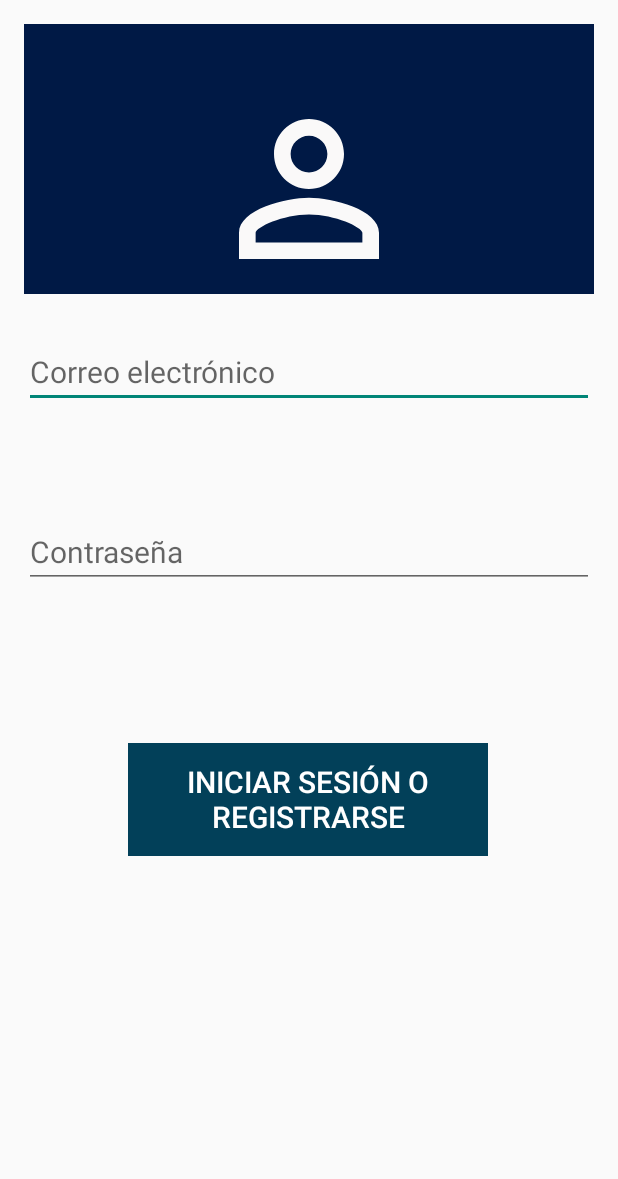
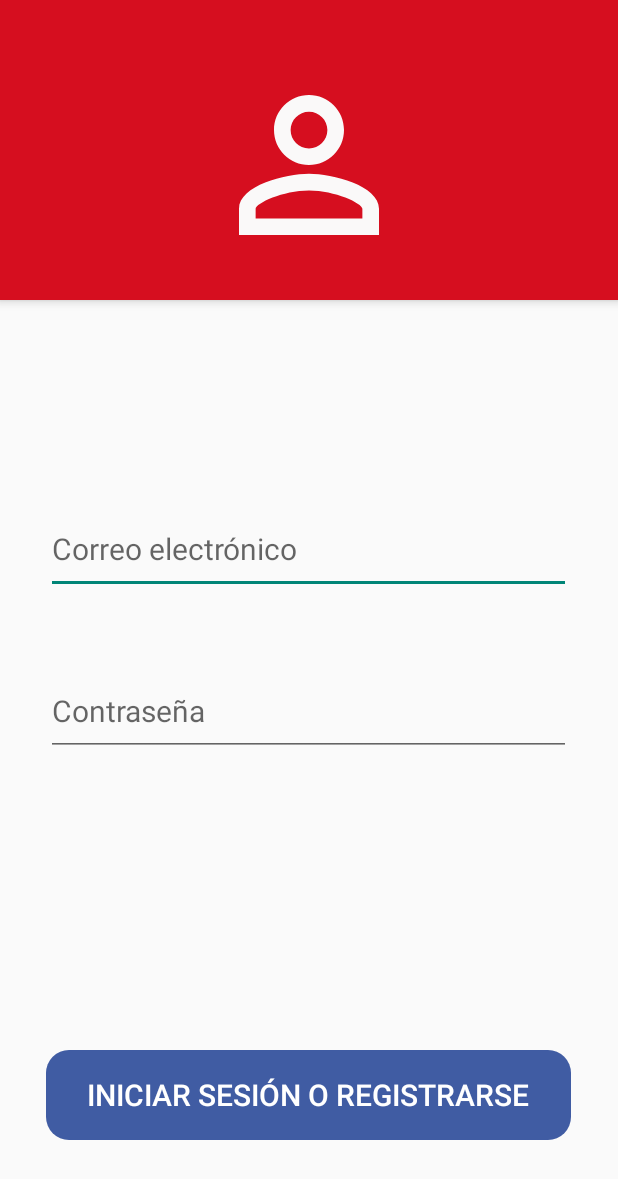
Before and after one commit to HackathonNicaragua2022/Chimichangas, an Android app: the screen it shows after launch once a user with an empty profile is signed in (LoginActivity before the commit, ISesion after it), after a tap on "INICIAR SESIÓN", on a phone screen of 412 x 824 dp. Shown: the top 1179 px of the screen. Run offline under Robolectric (Android 15) with nearby library versions, the phone set to English and light mode, and no system bars; our stand-ins replace Firebase (no records; nobody signed in at launch, a user with empty details on screens opened directly); plain views replace ArcView; 1 statement that could not run was skipped.

Commit message:
Programación de la navegabilidad

```diff
--- a/app/build.gradle
+++ b/app/build.gradle
@@ -39,6 +39,7 @@ dependencies {
     implementation 'androidx.annotation:annotation:1.4.0'
     implementation 'androidx.lifecycle:lifecycle-livedata-ktx:2.5.1'
     implementation 'androidx.lifecycle:lifecycle-viewmodel-ktx:2.5.1'
+    implementation 'com.google.firebase:firebase-auth:21.0.1'
     testImplementation 'junit:junit:4.13.2'
     androidTestImplementation 'androidx.test.ext:junit:1.1.3'
     androidTestImplementation 'androidx.test.espresso:espresso-core:3.4.0'
--- a/app/src/main/AndroidManifest.xml
+++ b/app/src/main/AndroidManifest.xml
@@ -13,6 +13,9 @@
         android:supportsRtl="true"
         android:theme="@style/Theme.MisHuellas"
         tools:targetApi="31">
+        <activity
+            android:name=".ISesion"
+            android:exported="false" />
         <activity
             android:name=".FichaAnimales"
             android:exported="false" />
--- /dev/null
+++ b/app/src/main/java/com/base/mishuellas/ISesion.java
@@ -0,0 +1,83 @@
+package com.base.mishuellas;
+
+import androidx.annotation.NonNull;
+import androidx.appcompat.app.AppCompatActivity;
+
+import android.content.Intent;
+import android.os.Bundle;
+import android.view.View;
+import android.widget.Button;
+import android.widget.EditText;
+import android.widget.Toast;
+
+import com.google.android.gms.tasks.OnCompleteListener;
+import com.google.android.gms.tasks.OnFailureListener;
+import com.google.android.gms.tasks.Task;
+import com.google.firebase.auth.AuthResult;
+import com.google.firebase.auth.FirebaseAuth;
+
+public class ISesion extends AppCompatActivity {
+
+   Button btnloggin;
+   /* EditText email, password;
+    FirebaseAuth mAuth;*/
+
+    @Override
+    protected void onCreate(Bundle savedInstanceState) {
+        super.onCreate(savedInstanceState);
+        setContentView(R.layout.activity_isesion);
+
+      /*  mAuth = FirebaseAuth.getInstance();*/
+
+     /* email = findViewById(R.id.correo);
+     // password = findViewById(R.id.contrasena);*/
+
+      btnloggin = findViewById(R.id.loggin);
+        Button inicio = findViewById(R.id.button);
+        inicio.setOnClickListener(new View.OnClickListener() {
+            @Override
+            public void onClick(View view) {
+                Intent intent = new Intent(view.getContext(), MenuOpciones.class);
+                startActivityForResult(intent,0);
+            }
+        });
+
+    /*  btnloggin.setOnClickListener(new View.OnClickListener() {
+          @Override
+          public void onClick(View view) {
+              String emailUser = email.getText().toString().trim();
+              String passUser = password.getText().toString().trim();
+
+              if (emailUser.isEmpty() && passUser.isEmpty()){
+                  Toast.makeText(ISesion.this, "Ingrese los datos", Toast.LENGTH_SHORT).show();
+              }
+              else {
+                  loginUser(emailUser, passUser);
+              }
+
+          }
+      });
+
+    }
+
+    private void loginUser(String emailUser, String passUser) {
+        mAuth.signInWithEmailAndPassword(emailUser, passUser).addOnCompleteListener(new OnCompleteListener<AuthResult>() {
+            @Override
+            public void onComplete(@NonNull Task<AuthResult> task) {
+                if (task.isSuccessful()){
+                    finish();
+                    startActivity(new Intent(ISesion.this, MainActivity.class));
+                    Toast.makeText(ISesion.this, "Bienvenido", Toast.LENGTH_SHORT).show();
+                }else{
+                    Toast.makeText(ISesion.this, "Error", Toast.LENGTH_SHORT).show();
+                }
+            }
+        }).addOnFailureListener(new OnFailureListener() {
+            @Override
+            public void onFailure(@NonNull Exception e) {
+                Toast.makeText(ISesion.this, "Error al inciar sesión", Toast.LENGTH_SHORT).show();
+            }
+        });*/
+    }
+
+}
--- a/app/src/main/java/com/base/mishuellas/PPrincipal.java
+++ b/app/src/main/java/com/base/mishuellas/PPrincipal.java
@@ -21,7 +21,7 @@ public class PPrincipal extends AppCompatActivity {
         iniciar.setOnClickListener(new View.OnClickListener() {
             @Override
             public void onClick(View view) {
-                Intent intent = new Intent(view.getContext(), LoginActivity.class);
+                Intent intent = new Intent(view.getContext(), ISesion.class);
                 startActivityForResult(intent,0);
             }
         });
@@ -30,7 +30,7 @@ public class PPrincipal extends AppCompatActivity {
         iniciar2.setOnClickListener(new View.OnClickListener() {
             @Override
             public void onClick(View view) {
-                Intent intent = new Intent(view.getContext(), LoginActivity.class);
+                Intent intent = new Intent(view.getContext(), ISesion.class);
                 startActivityForResult(intent,0);
             }
         });
--- a/app/src/main/res/drawable/rounded_button.xml
+++ b/app/src/main/res/drawable/rounded_button.xml
@@ -2,5 +2,5 @@
 <shape xmlns:android="http://schemas.android.com/apk/res/android">
 android:shape="rectangle" android:padding="10dp">
 
-    <corners android:radius="30dp"/>
+    <corners android:radius="15dp"/>
 </shape>
--- a/app/src/main/res/layout-w1240dp/activity_login.xml
+++ /dev/null
@@ -1,69 +0,0 @@
-<?xml version="1.0" encoding="utf-8"?>
-<androidx.constraintlayout.widget.ConstraintLayout xmlns:android="http://schemas.android.com/apk/res/android"
-    xmlns:app="http://schemas.android.com/apk/res-auto"
-    xmlns:tools="http://schemas.android.com/tools"
-    android:id="@+id/container"
-    android:layout_width="match_parent"
-    android:layout_height="match_parent"
-    android:paddingLeft="@dimen/activity_horizontal_margin"
-    android:paddingTop="@dimen/activity_vertical_margin"
-    android:paddingRight="@dimen/activity_horizontal_margin"
-    android:paddingBottom="@dimen/activity_vertical_margin"
-    tools:context=".ui.login.LoginActivity">
-
-    <EditText
-        android:id="@+id/username"
-        android:layout_width="0dp"
-        android:layout_height="wrap_content"
-        android:layout_marginTop="96dp"
-        android:hint="@string/prompt_email"
-        android:inputType="textEmailAddress"
-        android:selectAllOnFocus="true"
-        app:layout_constraintEnd_toEndOf="parent"
-        app:layout_constraintStart_toStartOf="parent"
-        app:layout_constraintTop_toTopOf="parent" />
-
-    <EditText
-        android:id="@+id/password"
-        android:layout_width="0dp"
-        android:layout_height="wrap_content"
-        android:layout_marginTop="8dp"
-        android:hint="@string/prompt_password"
-        android:imeActionLabel="@string/action_sign_in_short"
-        android:imeOptions="actionDone"
-        android:inputType="textPassword"
-        android:selectAllOnFocus="true"
-        app:layout_constraintEnd_toEndOf="parent"
-        app:layout_constraintStart_toStartOf="parent"
-        app:layout_constraintTop_toBottomOf="@+id/username" />
-
-    <Button
-        android:id="@+id/login"
-        android:layout_width="wrap_content"
-        android:layout_height="wrap_content"
-        android:layout_gravity="start"
-        android:layout_marginTop="16dp"
-        android:layout_marginBottom="64dp"
-        android:enabled="false"
-        android:text="@string/action_sign_in"
-        app:layout_constraintBottom_toBottomOf="parent"
-        app:layout_constraintEnd_toEndOf="parent"
-        app:layout_constraintStart_toStartOf="parent"
-        app:layout_constraintTop_toBottomOf="@+id/password"
-        app:layout_constraintVertical_bias="0.2" />
-
-    <ProgressBar
-        android:id="@+id/loading"
-        android:layout_width="wrap_content"
-        android:layout_height="wrap_content"
-        android:layout_gravity="center"
-        android:layout_marginTop="64dp"
-        android:layout_marginBottom="64dp"
-        android:visibility="gone"
-        app:layout_constraintBottom_toBottomOf="parent"
-        app:layout_constraintEnd_toEndOf="@+id/password"
-        app:layout_constraintStart_toStartOf="@+id/password"
-        app:layout_constraintTop_toTopOf="parent"
-        app:layout_constraintVertical_bias="0.3" />
-
-</androidx.constraintlayout.widget.ConstraintLayout>
--- a/app/src/main/res/layout-w936dp/activity_login.xml
+++ /dev/null
@@ -1,76 +0,0 @@
-<?xml version="1.0" encoding="utf-8"?>
-<androidx.constraintlayout.widget.ConstraintLayout xmlns:android="http://schemas.android.com/apk/res/android"
-    xmlns:app="http://schemas.android.com/apk/res-auto"
-    xmlns:tools="http://schemas.android.com/tools"
-    android:id="@+id/container"
-    android:layout_width="match_parent"
-    android:layout_height="match_parent"
-    android:paddingLeft="@dimen/activity_horizontal_margin"
-    android:paddingTop="@dimen/activity_vertical_margin"
-    android:paddingRight="@dimen/activity_horizontal_margin"
-    android:paddingBottom="@dimen/activity_vertical_margin"
-    tools:context=".ui.login.LoginActivity">
-
-    <androidx.constraintlayout.widget.ConstraintLayout
-        android:layout_width="840dp"
-        android:layout_height="match_parent"
-        app:layout_constraintEnd_toEndOf="parent"
-        app:layout_constraintStart_toStartOf="parent">
-
-        <EditText
-            android:id="@+id/username"
-            android:layout_width="0dp"
-            android:layout_height="wrap_content"
-            android:layout_marginTop="96dp"
-            android:hint="@string/prompt_email"
-            android:inputType="textEmailAddress"
-            android:selectAllOnFocus="true"
-            app:layout_constraintEnd_toEndOf="parent"
-            app:layout_constraintStart_toStartOf="parent"
-            app:layout_constraintTop_toTopOf="parent" />
-
-        <EditText
-            android:id="@+id/password"
-            android:layout_width="0dp"
-            android:layout_height="wrap_content"
-            android:layout_marginTop="8dp"
-            android:hint="@string/prompt_password"
-            android:imeActionLabel="@string/action_sign_in_short"
-            android:imeOptions="actionDone"
-            android:inputType="textPassword"
-            android:selectAllOnFocus="true"
-            app:layout_constraintEnd_toEndOf="parent"
-            app:layout_constraintStart_toStartOf="parent"
-            app:layout_constraintTop_toBottomOf="@+id/username" />
-
-        <Button
-            android:id="@+id/login"
-            android:layout_width="wrap_content"
-            android:layout_height="wrap_content"
-            android:layout_gravity="start"
-            android:layout_marginTop="16dp"
-            android:layout_marginBottom="64dp"
-            android:enabled="false"
-            android:text="@string/action_sign_in"
-            app:layout_constraintBottom_toBottomOf="parent"
-            app:layout_constraintEnd_toEndOf="parent"
-            app:layout_constraintStart_toStartOf="parent"
-            app:layout_constraintTop_toBottomOf="@+id/password"
-            app:layout_constraintVertical_bias="0.2" />
-
-        <ProgressBar
-            android:id="@+id/loading"
-            android:layout_width="wrap_content"
-            android:layout_height="wrap_content"
-            android:layout_gravity="center"
-            android:layout_marginTop="64dp"
-            android:layout_marginBottom="64dp"
-            android:visibility="gone"
-            app:layout_constraintBottom_toBottomOf="parent"
-            app:layout_constraintEnd_toEndOf="@+id/password"
-            app:layout_constraintStart_toStartOf="@+id/password"
-            app:layout_constraintTop_toTopOf="parent"
-            app:layout_constraintVertical_bias="0.3" />
-
-    </androidx.constraintlayout.widget.ConstraintLayout>
-</androidx.constraintlayout.widget.ConstraintLayout>
--- a/app/src/main/res/layout/activity_login.xml
+++ b/app/src/main/res/layout/activity_isesion.xml
@@ -2,14 +2,9 @@
 <androidx.constraintlayout.widget.ConstraintLayout xmlns:android="http://schemas.android.com/apk/res/android"
     xmlns:app="http://schemas.android.com/apk/res-auto"
     xmlns:tools="http://schemas.android.com/tools"
-    android:id="@+id/container"
     android:layout_width="match_parent"
     android:layout_height="match_parent"
-    android:paddingLeft="@dimen/activity_horizontal_margin"
-    android:paddingTop="@dimen/activity_vertical_margin"
-    android:paddingRight="@dimen/activity_horizontal_margin"
-    android:paddingBottom="@dimen/activity_vertical_margin"
-    tools:context=".ui.login.LoginActivity">
+    tools:context=".ISesion">
 
     <io.github.florent37.shapeofview.shapes.ArcView
         android:layout_width="match_parent"
@@ -18,13 +13,15 @@
         app:shape_arc_cropDirection="outside"
         app:shape_arc_height="20dp"
         app:shape_arc_position="bottom"
+        android:background="@color/design_default_color_on_primary"
         tools:ignore="MissingConstraints"
         tools:layout_editor_absoluteX="16dp"
         tools:layout_editor_absoluteY="16dp">
 
         <View
             android:layout_width="match_parent"
-            android:layout_height="180dp"
+            android:layout_height="251dp"
+            android:backgroundTint="#D60E1F"
             android:background="@color/material_dynamic_primary10" />
 
         <ImageView
@@ -37,23 +34,26 @@
     </io.github.florent37.shapeofview.shapes.ArcView>
 
     <EditText
-        android:id="@+id/username"
-        android:layout_width="0dp"
-        android:layout_height="wrap_content"
-        android:layout_marginTop="208dp"
+        android:id="@+id/correo"
+        android:layout_width="350dp"
+        android:layout_height="60dp"
+        android:layout_marginTop="336dp"
         android:hint="@string/prompt_email"
+        android:fontFamily="sans-serif"
         android:inputType="textEmailAddress"
+        android:selectAllOnFocus="true"
         android:textSize="20sp"
-        android:selectAllOnFocus="true"
         app:layout_constraintEnd_toEndOf="parent"
+        app:layout_constraintHorizontal_bias="0.491"
         app:layout_constraintStart_toStartOf="parent"
         app:layout_constraintTop_toTopOf="parent" />
 
     <EditText
-        android:id="@+id/password"
-        android:layout_width="0dp"
-        android:layout_height="wrap_content"
-        android:layout_marginTop="72dp"
+        android:id="@+id/contrasena"
+        android:layout_width="350dp"
+        android:layout_height="60dp"
+        android:layout_marginTop="48dp"
+        android:fontFamily="sans-serif"
         android:hint="@string/prompt_password"
         android:imeActionLabel="@string/action_sign_in_short"
         android:imeOptions="actionDone"
@@ -61,17 +61,19 @@
         android:selectAllOnFocus="true"
         android:textSize="20sp"
         app:layout_constraintEnd_toEndOf="parent"
+        app:layout_constraintHorizontal_bias="0.491"
         app:layout_constraintStart_toStartOf="parent"
-        app:layout_constraintTop_toBottomOf="@+id/username" />
+        app:layout_constraintTop_toBottomOf="@+id/correo" />
 
     <Button
-        android:id="@+id/login"
-        android:layout_width="240dp"
-        android:layout_height="75dp"
+        android:id="@+id/loggin"
+        android:layout_width="350dp"
+        android:layout_height="60dp"
         android:layout_gravity="start"
         android:layout_marginTop="16dp"
         android:layout_marginBottom="64dp"
-        android:background="#024059"
+        android:background="@drawable/rounded_button"
+        android:backgroundTint="#405CA3"
         android:enabled="false"
         android:text="@string/action_sign_in"
         android:textColor="#ffffff"
@@ -80,8 +82,7 @@
         app:layout_constraintEnd_toEndOf="parent"
         app:layout_constraintHorizontal_bias="0.497"
         app:layout_constraintStart_toStartOf="parent"
-        app:layout_constraintTop_toBottomOf="@+id/password"
-        app:layout_constraintVertical_bias="0.336" />
+        app:layout_constraintVertical_bias="0.412" />
 
     <ProgressBar
         android:id="@+id/loading"
@@ -92,9 +93,8 @@
         android:layout_marginBottom="64dp"
         android:visibility="gone"
         app:layout_constraintBottom_toBottomOf="parent"
-        app:layout_constraintEnd_toEndOf="@+id/password"
-        app:layout_constraintStart_toStartOf="@+id/password"
         app:layout_constraintTop_toTopOf="parent"
-        app:layout_constraintVertical_bias="0.3" />
+        app:layout_constraintVertical_bias="0.3"
+        tools:ignore="MissingConstraints" />
 
 </androidx.constraintlayout.widget.ConstraintLayout>
```
Also changed, not shown: app/src/main/java/com/base/mishuellas/MenuOpciones.java (+6 -33 lines), app/src/main/res/layout/activity_ficha_animales.xml (+27 -21 lines), app/src/main/res/layout/activity_ficha_persona.xml (+74 -31 lines), app/src/main/res/layout/activity_menu_opciones.xml (+62 -41 lines), app/src/main/res/layout/activity_pprincipal.xml (+17 -14 lines), app/src/main/res/drawable/app.png, app/src/main/res/drawable/imagen1.jpeg (added), app/src/main/res/drawable/imagen2.jpeg (added).
